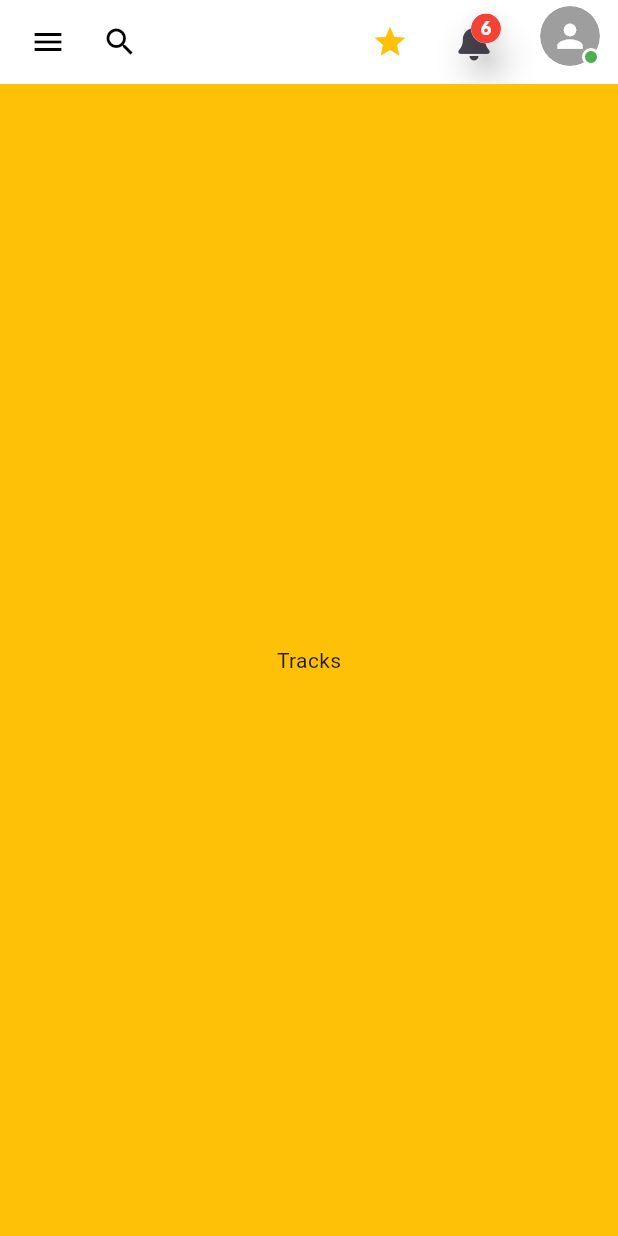
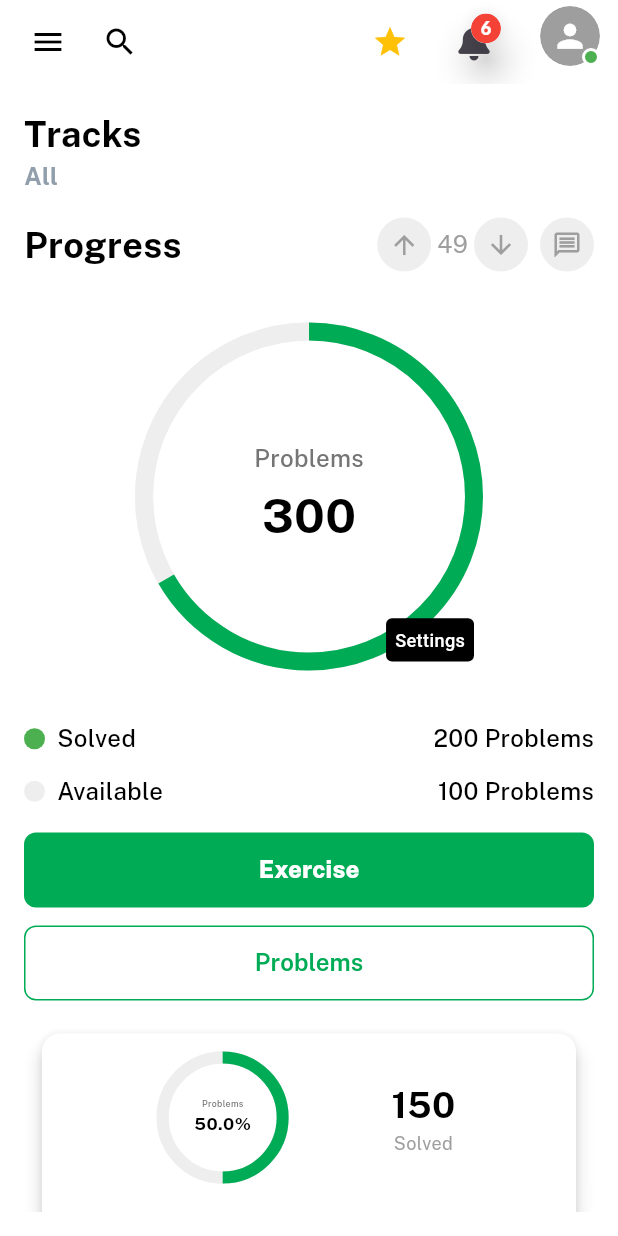
Before and after one commit to RealEskalate/AASTU-G5-T4, a Flutter app: the TracksPage screen opened by its route, on a phone screen of 412 x 824 dp. Run offline on Flutter 3.47's test engine with Material 3 defaults, Android fonts, the phone set to English and light mode, and no system bars; our stand-ins replace dio, flutter_svg, font_awesome_flutter, go_router, google_fonts, logger; network calls fail.

Commit message:
Tracks Page

```diff
--- /dev/null
+++ b/mobile/lib/features/Tracks/presentation/pages/progress_example.dart
@@ -0,0 +1,20 @@
+import 'package:flutter/material.dart';
+import 'progress_screen.dart';
+
+class ProgressExample extends StatelessWidget {
+  const ProgressExample({Key? key}) : super(key: key);
+
+  @override
+  Widget build(BuildContext context) {
+    // Demo data
+    const int solvedProblems = 150;
+    const int availableProblems = 72;
+    const int totalProblems = 222;
+
+    return const ProgressScreen(
+      solved: solvedProblems,
+      available: availableProblems,
+      total: totalProblems,
+    );
+  }
+}
--- /dev/null
+++ b/mobile/lib/features/Tracks/presentation/pages/progress_screen.dart
@@ -0,0 +1,270 @@
+import 'package:flutter/material.dart';
+import 'package:google_fonts/google_fonts.dart';
+import '../widgets/progress_circle.dart';
+import '../widgets/progress_legend.dart';
+import '../widgets/action_buttons.dart';
+
+class ProgressScreen extends StatelessWidget {
+  final int solved;
+  final int available;
+  final int total;
+
+  const ProgressScreen({
+    Key? key,
+    required this.solved,
+    required this.available,
+    required this.total,
+  }) : super(key: key);
+
+  @override
+  Widget build(BuildContext context) {
+    return Scaffold(
+      backgroundColor: Colors.white,
+      body: SafeArea(
+        child: Padding(
+          padding: const EdgeInsets.all(16.0),
+          child: LayoutBuilder(
+            builder: (context, constraints) {
+              return SingleChildScrollView(
+                child: ConstrainedBox(
+                  constraints: BoxConstraints(
+                    minHeight: constraints.maxHeight,
+                  ),
+                  child: IntrinsicHeight(
+                    child: Column(
+                      crossAxisAlignment: CrossAxisAlignment.start,
+                      children: [
+                        // 'Tracks' header
+                        Text(
+                          'Tracks',
+                          style: GoogleFonts.publicSans(
+                            fontSize: 24,
+                            fontWeight: FontWeight.bold,
+                            color: Colors.black,
+                          ),
+                        ),
+
+                        // 'All' subheader
+                        Text(
+                          'All',
+                          style: GoogleFonts.publicSans(
+                            fontSize: 16,
+                            fontWeight: FontWeight.bold,
+                            color: Color.fromRGBO(145, 158, 171, 1),
+                          ),
+                        ),
+
+                        // Progress header
+                        Padding(
+                          padding: const EdgeInsets.symmetric(vertical: 16.0),
+                          child: Row(
+                            mainAxisAlignment: MainAxisAlignment.spaceBetween,
+                            children: [
+                              Text(
+                                'Progress',
+                                style: GoogleFonts.publicSans(
+                                  fontSize: 24,
+                                  fontWeight: FontWeight.bold,
+                                  color: Colors.black,
+                                ),
+                              ),
+                              Row(
+                                children: [
+                                  Container(
+                                    padding: const EdgeInsets.all(8),
+                                    decoration: BoxDecoration(
+                                      color: Colors.grey[200],
+                                      shape: BoxShape.circle,
+                                    ),
+                                    child: const Icon(
+                                      Icons.arrow_upward,
+                                      size: 20,
+                                      color: Colors.grey,
+                                    ),
+                                  ),
+                                  const SizedBox(width: 4),
+                                  Text(
+                                    '49',
+                                    style: GoogleFonts.publicSans(
+                                      fontSize: 16,
+                                      color: Colors.grey,
+                                    ),
+                                  ),
+                                  const SizedBox(width: 4),
+                                  Container(
+                                    padding: const EdgeInsets.all(8),
+                                    decoration: BoxDecoration(
+                                      color: Colors.grey[200],
+                                      shape: BoxShape.circle,
+                                    ),
+                                    child: const Icon(
+                                      Icons.arrow_downward,
+                                      size: 20,
+                                      color: Colors.grey,
+                                    ),
+                                  ),
+                                  const SizedBox(width: 8),
+                                  Container(
+                                    padding: const EdgeInsets.all(8),
+                                    decoration: BoxDecoration(
+                                      color: Colors.grey[200],
+                                      shape: BoxShape.circle,
+                                    ),
+                                    child: const Icon(
+                                      Icons.message_outlined,
+                                      size: 20,
+                                      color: Colors.grey,
+                                    ),
+                                  ),
+                                ],
+                              ),
+                            ],
+                          ),
+                        ),
+
+                        // Progress Circle
+                        Center(
+                          child: Padding(
+                            padding: const EdgeInsets.symmetric(vertical: 24.0),
+                            child: ProgressCircle(
+                              solved: solved,
+                              total: total,
+                              displayMode: ProgressDisplayMode.count,
+                              onSettingsTap: () {
+                                // Handle settings tap
+                              },
+                            ),
+                          ),
+                        ),
+
+                        // Legend
+                        Padding(
+                          padding: const EdgeInsets.symmetric(vertical: 16.0),
+                          child: ProgressLegend(
+                            solved: solved,
+                            available: available,
+                          ),
+                        ),
+
+                        // Flexible space
+                        Expanded(child: SizedBox()),
+
+                        // Action Buttons
+                        ActionButtons(
+                          onExerciseTap: () {
+                            // Handle exercise tap
+                          },
+                          onProblemsTap: () {
+                            // Handle problems tap
+                          },
+                        ),
+                        const SizedBox(height: 10),
+                        Padding(
+                            padding: const EdgeInsets.all(8.0),
+                            child: Container(
+                              width: MediaQuery.of(context).size.width * 0.95,
+                              child: Card(
+                                color: Colors.white,
+                                elevation: 5,
+                                shape: RoundedRectangleBorder(
+                                  borderRadius: BorderRadius.circular(12),
+                                ),
+                                child: Padding(
+                                  padding: EdgeInsets.all(8.0),
+                                  child: Column(
+                                    children: [
+                                      Padding(
+                                        padding:
+                                            const EdgeInsets.only(top: 8.0),
+                                        child: Row(
+                                          mainAxisAlignment:
+                                              MainAxisAlignment.spaceEvenly,
+                                          children: [
+                                            // Smaller circle with percentage display
+                                            ProgressCircle(
+                                              solved: 150,
+                                              total: 300,
+                                              size: 80,
+                                              displayMode:
+                                                  ProgressDisplayMode.percent,
+                                              strokeWidth: 8,
+                                            ),
+                                            Column(
+                                              children: [
+                                                Text(
+                                                  '150',
+                                                  style: GoogleFonts.publicSans(
+                                                    fontSize: 24,
+                                                    fontWeight: FontWeight.bold,
+                                                    color: Colors.black,
+                                                  ),
+                                                ),
+                                                Text(
+                                                  'Solved',
+                                                  style: GoogleFonts.publicSans(
+                                                    fontSize: 12,
+                                                    color: Colors.grey,
+                                                  ),
+                                                ),
+                                              ],
+                                            )
+
+                                            // Another smaller circle with count display
+                                          ],
+                                        ),
+                                      ),
+                                      const SizedBox(height: 60),
+                                      Padding(
+                                        padding:
+                                            const EdgeInsets.only(bottom: 10.0),
+                                        child: Row(
+                                          mainAxisAlignment:
+                                              MainAxisAlignment.spaceEvenly,
+                                          children: [
+                                            ProgressCircle(
+                                              solved: 32,
+                                              total: 100,
+                                              size: 80,
+                                              displayMode:
+                                                  ProgressDisplayMode.percent,
+                                              strokeWidth: 8,
+                                            ),
+                                            Column(
+                                              children: [
+                                                Text(
+                                                  '75',
+                                                  style: GoogleFonts.publicSans(
+                                                    fontSize: 24,
+                                                    fontWeight: FontWeight.bold,
+                                                    color: Colors.black,
+                                                  ),
+                                                ),
+                                                Text(
+                                                  'Availble',
+                                                  style: GoogleFonts.publicSans(
+                                                    fontSize: 12,
+                                                    color: Colors.grey,
+                                                  ),
+                                                ),
+                                              ],
+                                            )
+                                          ],
+                                        ),
+                                      )
+                                    ],
+                                  ),
+                                ),
+                              ),
+                            ))
+                      ],
+                    ),
+                  ),
+                ),
+              );
+            },
+          ),
+        ),
+      ),
+    );
+  }
+}
--- a/mobile/lib/features/Tracks/presentation/pages/tracks_page.dart
+++ b/mobile/lib/features/Tracks/presentation/pages/tracks_page.dart
@@ -1,6 +1,8 @@
 import 'package:flutter/material.dart';
+import 'package:google_fonts/google_fonts.dart';
 import 'package:mobile/features/Home/presentation/widgets/CustomappBar.dart';
 import 'package:mobile/features/Home/presentation/widgets/sideBar.dart';
+import 'package:mobile/features/Tracks/presentation/pages/progress_screen.dart';
 
 class TracksPage extends StatefulWidget {
   const TracksPage({super.key});
@@ -19,7 +21,7 @@ class _TracksPageState extends State<TracksPage> {
   Widget build(BuildContext context) {
     return Scaffold(
       key: _scaffoldKey,
-      backgroundColor: Colors.amber,
+      backgroundColor: Colors.white,
       appBar: PreferredSize(
           preferredSize: Size.fromHeight(kToolbarHeight),
           child: Customappbar(
@@ -30,9 +32,7 @@ class _TracksPageState extends State<TracksPage> {
       // drawer: HubSidebarExample(),
       body: Stack(
         children: [
-          Center(
-            child: Text("Tracks"),
-          ),
+          ProgressScreen(solved: 200, available: 100, total: 300),
           ValueListenableBuilder<bool>(
             valueListenable: _sidebarController.sidebarVisibility,
             builder: (context, isVisible, _) {
--- /dev/null
+++ b/mobile/lib/features/Tracks/presentation/widgets/action_buttons.dart
@@ -0,0 +1,67 @@
+import 'package:flutter/material.dart';
+import 'package:google_fonts/google_fonts.dart';
+
+class ActionButtons extends StatelessWidget {
+  final VoidCallback onExerciseTap;
+  final VoidCallback onProblemsTap;
+
+  const ActionButtons({
+    Key? key,
+    required this.onExerciseTap,
+    required this.onProblemsTap,
+  }) : super(key: key);
+
+  @override
+  Widget build(BuildContext context) {
+    return Column(
+      children: [
+        // Exercise Button
+        SizedBox(
+          width: double.infinity,
+          height: 50,
+          child: ElevatedButton(
+            onPressed: onExerciseTap,
+            style: ElevatedButton.styleFrom(
+              backgroundColor: const Color.fromRGBO(0, 171, 85, 1),
+              foregroundColor: Colors.white,
+              shape: RoundedRectangleBorder(
+                borderRadius: BorderRadius.circular(8),
+              ),
+              elevation: 0,
+            ),
+            child: Text(
+              'Exercise',
+              style: GoogleFonts.publicSans(
+                fontSize: 16,
+                fontWeight: FontWeight.w800,
+              ),
+            ),
+          ),
+        ),
+        const SizedBox(height: 12),
+        // Problems Button
+        SizedBox(
+          width: double.infinity,
+          height: 50,
+          child: OutlinedButton(
+            onPressed: onProblemsTap,
+            style: OutlinedButton.styleFrom(
+              side: const BorderSide(color: Color.fromRGBO(0, 171, 85, 1)),
+              foregroundColor: const Color.fromRGBO(0, 171, 85, 1),
+              shape: RoundedRectangleBorder(
+                borderRadius: BorderRadius.circular(8),
+              ),
+            ),
+            child: Text(
+              'Problems',
+              style: GoogleFonts.publicSans(
+                fontSize: 16,
+                fontWeight: FontWeight.w600,
+              ),
+            ),
+          ),
+        ),
+      ],
+    );
+  }
+}
--- /dev/null
+++ b/mobile/lib/features/Tracks/presentation/widgets/progress_circle.dart
@@ -0,0 +1,124 @@
+import 'package:flutter/material.dart';
+import 'package:google_fonts/google_fonts.dart';
+
+enum ProgressDisplayMode {
+  count, // Display the total count
+  percent // Display the percentage
+}
+
+class ProgressCircle extends StatelessWidget {
+  final int solved;
+  final int total;
+  final VoidCallback? onSettingsTap;
+  final double size;
+  final ProgressDisplayMode displayMode;
+  final double strokeWidth;
+
+  const ProgressCircle({
+    Key? key,
+    required this.solved,
+    required this.total,
+    this.onSettingsTap,
+    this.size = 220.0,
+    this.displayMode = ProgressDisplayMode.count,
+    this.strokeWidth = 12.0,
+  }) : super(key: key);
+
+  @override
+  Widget build(BuildContext context) {
+    // Calculate the progress percentage
+    final double progress = total > 0 ? solved / total : 0.0;
+    final double percentValue = progress * 100;
+
+    return SizedBox(
+      width: size,
+      height: size,
+      child: Stack(
+        children: [
+          // Background circle (light gray)
+          SizedBox(
+            width: size,
+            height: size,
+            child: CircularProgressIndicator(
+              value: 1.0,
+              strokeWidth: strokeWidth,
+              backgroundColor: const Color(0xFFEEEEEE),
+              valueColor:
+                  const AlwaysStoppedAnimation<Color>(Color(0xFFEEEEEE)),
+            ),
+          ),
+
+          // Progress circle (green)
+          SizedBox(
+            width: size,
+            height: size,
+            child: CircularProgressIndicator(
+              value: progress,
+              strokeWidth: strokeWidth,
+              backgroundColor: Colors.transparent,
+              valueColor: const AlwaysStoppedAnimation<Color>(
+                  Color.fromRGBO(0, 171, 85, 1)),
+            ),
+          ),
+
+          // Center content
+          Center(
+            child: Column(
+              mainAxisAlignment: MainAxisAlignment.center,
+              children: [
+                Text(
+                  'Problems',
+                  style: GoogleFonts.publicSans(
+                    fontSize: size * 0.073, // Scale font size with circle size
+                    fontWeight: FontWeight.w500,
+                    color: Colors.grey[600],
+                  ),
+                ),
+                SizedBox(
+                    height: size * 0.018), // Scale spacing with circle size
+                Text(
+                  displayMode == ProgressDisplayMode.count
+                      ? total.toString()
+                      : '${percentValue.toStringAsFixed(1)}%',
+                  style: GoogleFonts.publicSans(
+                    fontSize: size * 0.145, // Scale font size with circle size
+                    fontWeight: FontWeight.bold,
+                    color: Colors.black,
+                  ),
+                ),
+              ],
+            ),
+          ),
+
+          // Settings button
+          if (onSettingsTap != null)
+            Positioned(
+              bottom: 0,
+              right: 0,
+              child: InkWell(
+                onTap: onSettingsTap,
+                child: Container(
+                  padding: EdgeInsets.all(
+                      size * 0.027), // Scale padding with circle size
+                  decoration: BoxDecoration(
+                    color: Colors.black,
+                    borderRadius: BorderRadius.circular(
+                        size * 0.018), // Scale radius with circle size
+                  ),
+                  child: Text(
+                    'Settings',
+                    style: TextStyle(
+                      color: Colors.white,
+                      fontSize:
+                          size * 0.055, // Scale font size with circle size
+                      fontWeight: FontWeight.w500,
+                    ),
+                  ),
+                ),
+              ),
+            ),
+        ],
+      ),
+    );
+  }
+}
--- /dev/null
+++ b/mobile/lib/features/Tracks/presentation/widgets/progress_legend.dart
@@ -0,0 +1,84 @@
+import 'package:flutter/material.dart';
+import 'package:google_fonts/google_fonts.dart';
+
+class ProgressLegend extends StatelessWidget {
+  final int solved;
+  final int available;
+
+  const ProgressLegend({
+    Key? key,
+    required this.solved,
+    required this.available,
+  }) : super(key: key);
+
+  @override
+  Widget build(BuildContext context) {
+    return Column(
+      children: [
+        // Solved problems
+        Row(
+          children: [
+            Container(
+              width: 14,
+              height: 14,
+              decoration: const BoxDecoration(
+                color: Color(0xFF4CAF50),
+                shape: BoxShape.circle,
+              ),
+            ),
+            const SizedBox(width: 8),
+            Text(
+              'Solved',
+              style: GoogleFonts.publicSans(
+                fontSize: 16,
+                fontWeight: FontWeight.w500,
+                color: Colors.black,
+              ),
+            ),
+            const Spacer(),
+            Text(
+              '$solved Problems',
+              style: GoogleFonts.publicSans(
+                fontSize: 16,
+                fontWeight: FontWeight.w500,
+                color: Colors.black,
+              ),
+            ),
+          ],
+        ),
+        const SizedBox(height: 12),
+        // Available problems
+        Row(
+          children: [
+            Container(
+              width: 14,
+              height: 14,
+              decoration: BoxDecoration(
+                color: Colors.grey[200],
+                shape: BoxShape.circle,
+              ),
+            ),
+            const SizedBox(width: 8),
+            Text(
+              'Available',
+              style: GoogleFonts.publicSans(
+                fontSize: 16,
+                fontWeight: FontWeight.w500,
+                color: Colors.black,
+              ),
+            ),
+            const Spacer(),
+            Text(
+              '$available Problems',
+              style: GoogleFonts.publicSans(
+                fontSize: 16,
+                fontWeight: FontWeight.w500,
+                color: Colors.black,
+              ),
+            ),
+          ],
+        ),
+      ],
+    );
+  }
+}
```
Also changed, not shown: mobile/flutter_01.png (added).
